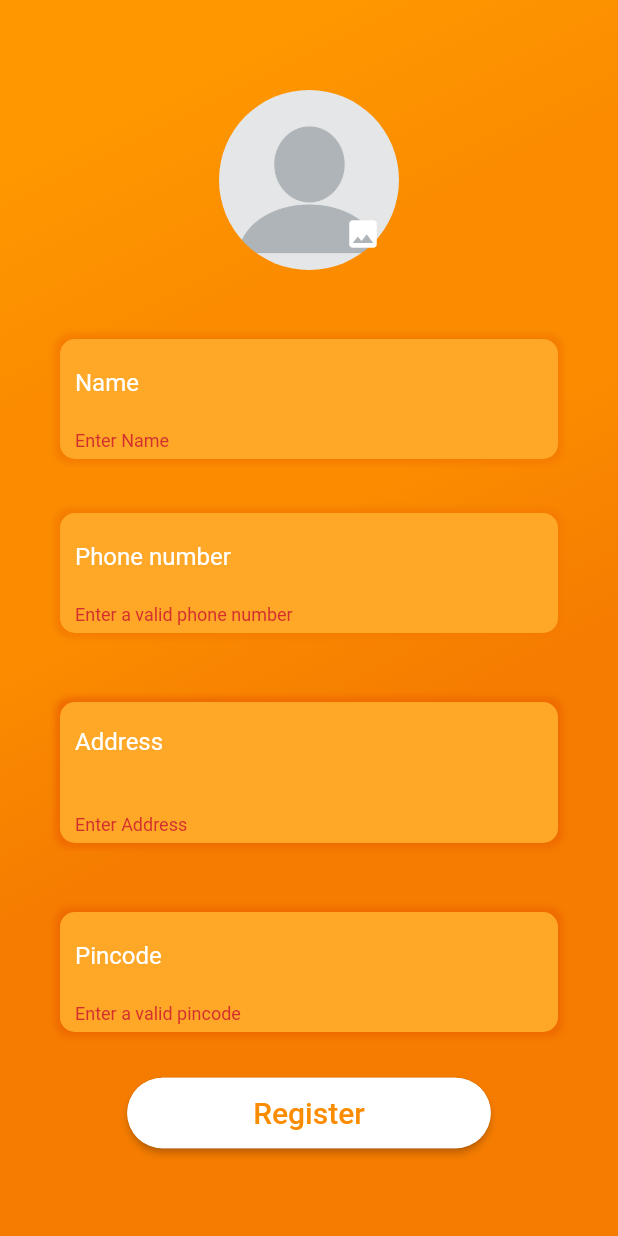
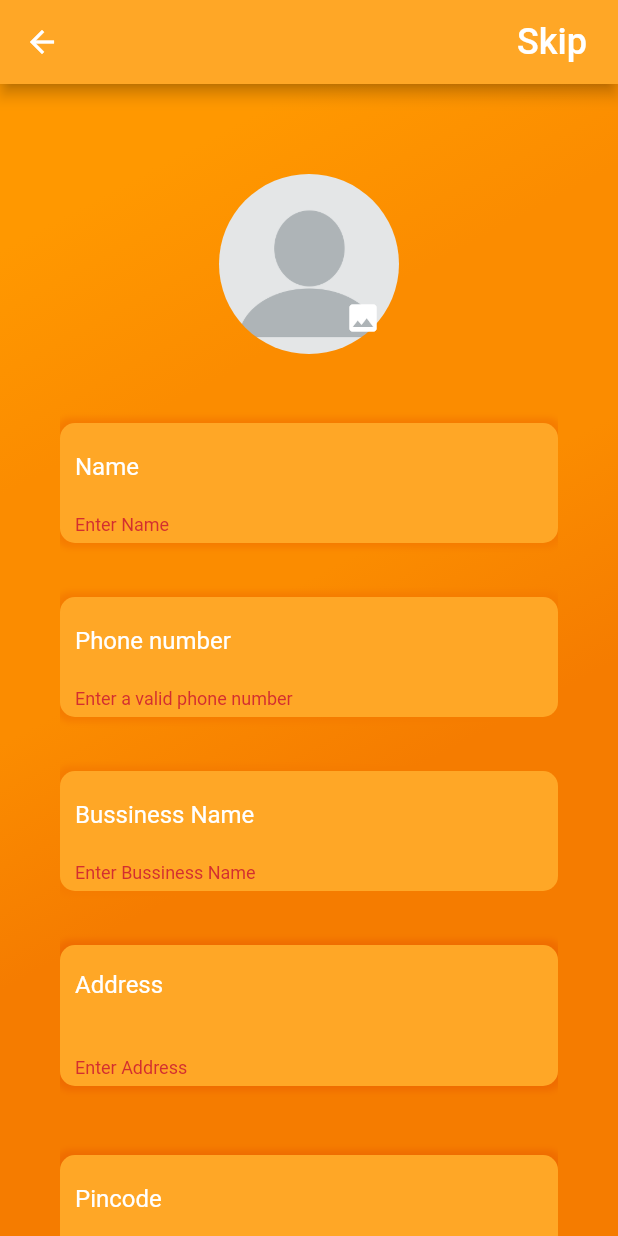
Before and after one commit to DanishSheikh1999/B2B_E_Commerse, a Flutter app: the SignUp_C screen opened directly, after a tap on "Register", on a phone screen of 412 x 824 dp. Run offline on Flutter 3.47's test engine with Material 2 defaults, Android fonts, the phone set to English and light mode, and no system bars; our stand-ins replace cloud_firestore, connectivity, firebase_auth, firebase_core, firebase_storage, flutter_offline and 5 more; accounts and stored records are empty.

```diff
--- /dev/null
+++ b/flutter_sign/lang/en.json
@@ -0,0 +1,4 @@
+{
+    "strategy_title": "Why Strategy?",
+    "strategy_description":"Lorem Ipsum is simply dummy text of the printing and typeseting industry."
+}
--- /dev/null
+++ b/flutter_sign/lang/hn.json
@@ -0,0 +1,5 @@
+{
+    "strategy_title": "रणनीति क्यों?",
+    "strategy_description":"लोरम इप्सम केवल मुद्रण और टंकण उद्योग का डमी पाठ है।"
+
+}
--- a/flutter_sign/lib/custom_classes/credentials.dart
+++ b/flutter_sign/lib/custom_classes/credentials.dart
@@ -1,25 +1,18 @@
 
-class Credentials{
-  String name,phone,gst,pan,address,pincode,picUrl;
+class Credentials {
+  String uid,name,phone,address,pincode,picUrl,category;
+  List<String> userType;
 
  // File image;
   Credentials({
-    this.name,
-    this.address,
-    this.pincode,
-    this.phone,
-    this.picUrl
+    this.name,phone,uid,address,pincode,picUrl,category,
+    this.userType
+  });
 
-  });
-}
-
-class information {
-  String uid,category;
-  List<String> userTypes;
-  information({
-    this.uid,category,
-    this.userTypes,
-  });
+  void setuserType(List<String> value) => this.userType = value;
+  void setcategory(String value) => this.category = value;
+  void setUid(String value) => this.uid = value;
+  String getUid() {return this.uid;}
 
 
 
--- a/flutter_sign/lib/screens/authenticate/registration_continued.dart
+++ b/flutter_sign/lib/screens/authenticate/registration_continued.dart
@@ -3,6 +3,7 @@ import 'package:firebase_auth/firebase_auth.dart';
 import 'package:flutter/material.dart';
 import 'package:flutter_sign/Custom_builds/custom_form_fields.dart';
 import 'package:flutter_sign/custom_classes/credentials.dart';
+import 'package:flutter_sign/screens/authenticate/customer_type.dart';
 import 'package:flutter_sign/screens/home/home.dart';
 import 'package:flutter_sign/services/database.dart';
 import 'package:image_picker/image_picker.dart';
@@ -24,7 +25,7 @@ class SignUp_C extends StatefulWidget {
 
 class _SignUpState extends State<SignUp_C> {
   final _formkey = GlobalKey<FormState>();
-  String name="",phone_number="",gst="",pan="",address_line="";
+  String name="",phone_number="",bname="",address_line="";
   String pincode="",picUrl="";
   String error = "";
   File _image=null;
@@ -50,9 +51,47 @@ class _SignUpState extends State<SignUp_C> {
    picUrl = (await ref.getDownloadURL()).toString();
    print("PicUrl - "+picUrl);
   }
+  Future<void> _showMyDialog() async {
+  return showDialog<void>(
+    context: context,
+    barrierDismissible: false, // user must tap button!
+    builder: (BuildContext context) {
+      return AlertDialog(
+        title: Text('Skip to Home page'),
+        content: Text("You can complete the registration later"),
+        actions: <Widget>[
+          TextButton(
+            child: Text('Yes'),
+            onPressed: () {
+              Navigator.pushAndRemoveUntil(context,
+                                  MaterialPageRoute(builder: (context)=>Home()),
+                                  (Route<dynamic> route) => false);
+
+            },),
+          TextButton(
+            child: Text('No'),
+            onPressed: () {
+              Navigator.of(context).pop();
+            },
+          ),
+        ],
+      );
+    },
+  );
+}
   @override
   Widget build(BuildContext context) {
     return Scaffold(
+      appBar: AppBar(
+        backgroundColor: Colors.orange[400],
+        actions: [
+          FlatButton(onPressed: (){
+           _showMyDialog();
+          },
+           child: Text("Skip",
+          style: TextStyle(color: Colors.white,
+          fontSize:24)))
+        ],),
         body: Container(
             width: double.infinity,
             decoration: BoxDecoration(
@@ -161,59 +200,33 @@ class _SignUpState extends State<SignUp_C> {
                                 ),
                             ),
                             SizedBox(
-                              height: 10,),
-                            // ),RoundedFormField(
-                            //   textFormField: TextFormField(
-                            //     cursorColor: Colors.white,
-                            //     style: TextStyle(color: Colors.white),
-                            //     keyboardType: TextInputType.text,
-                            //       validator: (value) => gst.length !=lengths["gst"]
-                            //           ? "Enter a gst number"
-                            //           : null,
-                            //       onChanged: (value) =>
-                            //           {setState(() => gst= value)},
-                            //       decoration: InputDecoration(
-                            //           hintText: "GST Number",
-                            //           hintStyle:
-                            //               TextStyle(color: Colors.white),
-                            //           border: InputBorder.none)),
-                            //  backgroundColor: Colors.orange[400],
-                            //   edgeInsets: EdgeInsets.symmetric(
-                            //     vertical: 5, horizontal: 10),
-                            // borderRadius: 10,
-                            // boxShadow: BoxShadow(
-                            //     color: Colors.orange[700],
-                            //     blurRadius: 3,
-                            //     spreadRadius: 3
-                            //     ),
-                            // ),
-                            // SizedBox(
-                            //   height: 10,
-                            // ),RoundedFormField(
-                            //   textFormField: TextFormField(
-                            //     cursorColor: Colors.white,
-                            //     style: TextStyle(color: Colors.white),
-                            //     keyboardType: TextInputType.text,
-                            //       validator: (value) => pan.length !=lengths["pan"]
-                            //           ? "Enter a valid pan number"
-                            //           : null,
-                            //       onChanged: (value) =>
-                            //           {setState(() => pan= value)},
-                            //       decoration: InputDecoration(
-                            //           hintText: "PAN Number",
-                            //           hintStyle:
-                            //               TextStyle(color: Colors.white),
-                            //           border: InputBorder.none)),
-                            //   backgroundColor: Colors.orange[400],
-                            //   edgeInsets: EdgeInsets.symmetric(
-                            //     vertical: 5, horizontal: 10),
-                            // borderRadius: 10,
-                            // boxShadow: BoxShadow(
-                            //     color: Colors.orange[700],
-                            //     blurRadius: 3,
-                            //     spreadRadius: 3
-                            //     ),
-                            // ),
+                              height: 10,
+                            ),RoundedFormField(
+                              textFormField: TextFormField(
+                                cursorColor: Colors.white,
+                                style: TextStyle(color: Colors.white),
+                                keyboardType: TextInputType.text,
+                                  validator: (value) => bname.isEmpty
+                                      ? "Enter Bussiness Name"
+                                      : null,
+                                  onChanged: (value) =>
+                                      {setState(() => bname= value)},
+                                  decoration: InputDecoration(
+                                      hintText: "Bussiness Name",
+                                      hintStyle:
+                                          TextStyle(color: Colors.white),
+                                      border: InputBorder.none)),
+                             backgroundColor: Colors.orange[400],
+                              edgeInsets: EdgeInsets.symmetric(
+                                vertical: 5, horizontal: 10),
+                            borderRadius: 10,
+                            boxShadow: BoxShadow(
+                                color: Colors.orange[700],
+                                blurRadius: 3,
+                                spreadRadius: 3
+                                ),
+                            ),
+
                             SizedBox(
                               height: 10,
                             ),
@@ -280,14 +293,15 @@ class _SignUpState extends State<SignUp_C> {
                               if( user.emailVerified){
                                 if (_formkey.currentState.validate() && _image!=null) {
                                   await uploadImage();
-                                  await DatabaseService(uid:widget.uid).updateUsers(Credentials(
+
+                                  SharedPreferences pref = await SharedPreferences.getInstance();
+                                  pref.setBool("Registered", true);
+                                  Navigator.push(context,
+                                  MaterialPageRoute(builder: (context)=>User_type( cred:Credentials(
+                                    uid: widget.uid,
                                     name: name,phone: phone_number,pincode: pincode,
                                     address: address_line,picUrl: picUrl
-                                  ));
-                                  SharedPreferences pref = await SharedPreferences.getInstance();
-                                  pref.setBool("Registered", true);
-                                  Navigator.pushReplacement(context,
-                                  MaterialPageRoute(builder: (context)=>Home()));
+                                  ))));
                                 }
                               }
                               else
--- a/flutter_sign/lib/screens/home/home.dart
+++ b/flutter_sign/lib/screens/home/home.dart
@@ -57,7 +57,11 @@ class _HomeState extends State<Home> {
           ListTile(title:Text("Settings")),
            ListTile(title:Text("Invite to earn")),
             ListTile(title:Text("Customer Support")),
-             ListTile(title:Text("Logout")),
+             ListTile(title:Text("Logout"),
+             onTap: () async{
+               dynamic data=await _auth.signOut();
+               print(data);
+             },),
 
         ],)
     ),
--- a/flutter_sign/lib/services/firebase_auth.dart
+++ b/flutter_sign/lib/services/firebase_auth.dart
@@ -83,10 +83,11 @@ class AuthService {
   //SignOut
   Future signOut() async {
     try {
-      return await _auth.signOut();
+      await _auth.signOut();
+      return true;
     } catch (e) {
       print("Error " + e.toString());
-      return "Error";
+      return false;
     }
   }
 }
--- /dev/null
+++ b/flutter_sign/lib/services/global.dart
@@ -0,0 +1,3 @@
+class globals{
+    //Values that are to be used over the complete  app like locale and user etc. Put in StreamProvider Class
+}
--- a/flutter_sign/pubspec.yaml
+++ b/flutter_sign/pubspec.yaml
@@ -24,7 +24,8 @@ dependencies:
   flutter:
     sdk: flutter
 
-
+  flutter_localizations:
+    sdk: flutter
   # The following adds the Cupertino Icons font to your application.
   # Use with the CupertinoIcons class for iOS style icons.
   cupertino_icons:
@@ -39,7 +40,7 @@ dependencies:
   connectivity:
   flutter_spinkit: "^4.1.2"
   flutter_offline: "^0.3.0"
-
+  video_player:
 dev_dependencies:
   flutter_test:
     sdk: flutter
@@ -58,6 +59,7 @@ flutter:
   # To add assets to your application, add an assets section, like this:
   assets:
     - assets/
+    - lang/
   # An image asset can refer to one or more resolution-specific "variants", see
   # https://flutter.dev/assets-and-images/#resolution-aware.
 
```
Also changed, not shown: flutter_sign/lib/main.dart (+4 -11 lines), flutter_sign/lib/screens/authenticate/customer_type.dart (+6 -1 lines), flutter_sign/lib/strategy/other_videos.dart (added, +64 -0 lines), flutter_sign/lib/strategy/strategy.dart (added, +287 -0 lines), flutter_sign/assets/v1t.jpg (added), flutter_sign/pubspec.lock, 1 other file.
